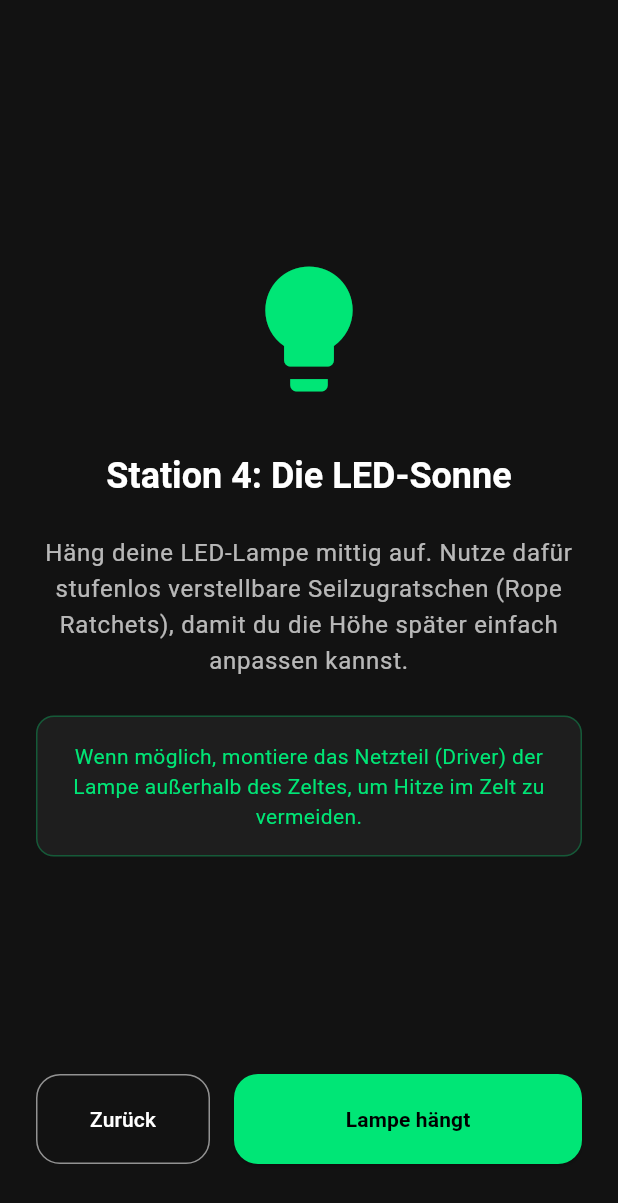
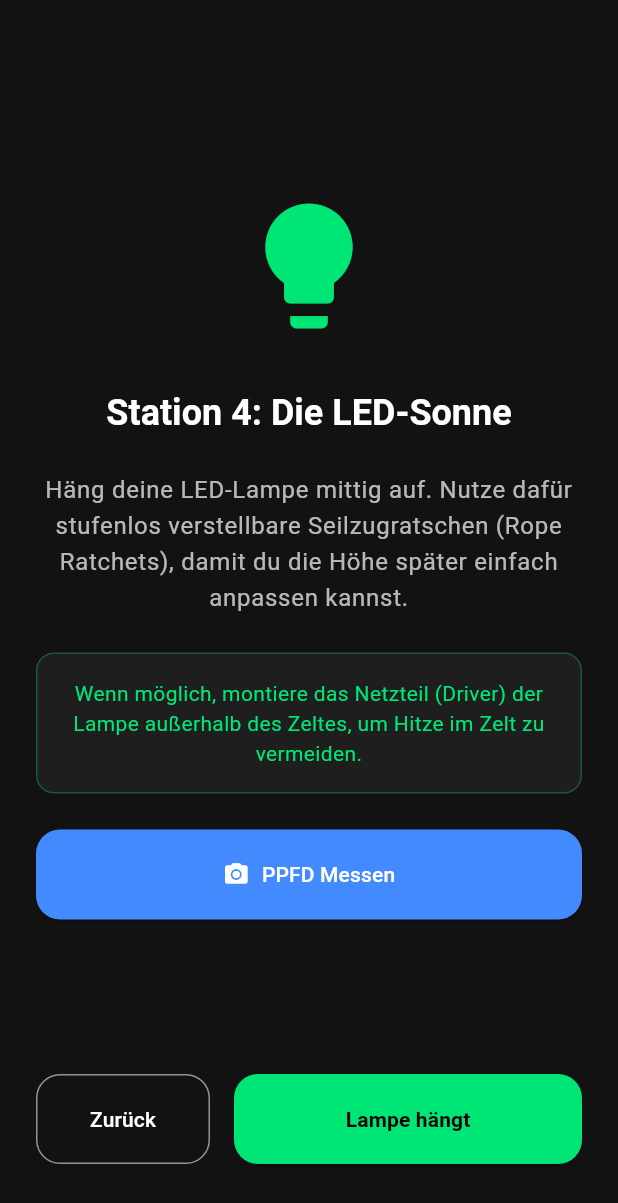
Before and after one commit to mathisHeidrich/Grow_Guide, a Flutter app: the TentSetupScreen screen opened by its route, swiped to page 5, on a phone screen of 412 x 824 dp. Shown: the top 1203 px of the screen. Run offline on Flutter 3.47's test engine with Material 3 defaults, Android fonts, the phone set to English and light mode, and no system bars; our stand-ins replace drift, flutter_riverpod, go_router; accounts and stored records are empty; generated files the repository leaves out were written again.

Commit message:
Fix UI issues: Add cancel to plant form, plant selection for problem diagnosis, make PPFD meter accessible

```diff
--- a/lib/router.dart
+++ b/lib/router.dart
@@ -17,6 +17,7 @@ import 'screens/problem_diagnosis_screen.dart';
 import 'screens/problem_detail_screen.dart';
 import 'screens/ec_adjust_screen.dart';
 import 'screens/ph_adjust_screen.dart';
+import 'screens/problem_select_plant_screen.dart';
 
 final routerProvider = Provider<GoRouter>((ref) {
   final db = ref.watch(databaseProvider).db;
@@ -105,6 +106,10 @@ final routerProvider = Provider<GoRouter>((ref) {
         builder: (context, state) => const WaterChangeScreen(),
       ),
       GoRoute(
+        path: '/select_plant_for_problem',
+        builder: (context, state) => const ProblemSelectPlantScreen(),
+      ),
+      GoRoute(
         path: '/problems',
         builder: (context, state) {
           final plantIdStr = state.uri.queryParameters['plantId'];
--- a/lib/screens/tent_setup_screen.dart
+++ b/lib/screens/tent_setup_screen.dart
@@ -90,6 +90,18 @@ class _TentSetupScreenState extends ConsumerState<TentSetupScreen> {
               nextButtonText: l10n.tentNext4,
               onNext: _nextPage,
               showBack: true,
+              extraWidget: ElevatedButton.icon(
+                style: ElevatedButton.styleFrom(
+                  backgroundColor: Colors.blueAccent,
+                  foregroundColor: Colors.white,
+                  padding: const EdgeInsets.symmetric(vertical: 20),
+                  shape: RoundedRectangleBorder(
+                      borderRadius: BorderRadius.circular(16)),
+                ),
+                icon: const Icon(Icons.camera_alt),
+                label: Text(l10n.checkinMeasurePpfd),
+                onPressed: () => context.push('/ppfd_meter'),
+              ),
             ),
             _buildSlide(
               title: l10n.tentTitle5,
@@ -164,6 +176,7 @@ class _TentSetupScreenState extends ConsumerState<TentSetupScreen> {
     required String nextButtonText,
     required VoidCallback onNext,
     bool showBack = false,
+    Widget? extraWidget,
   }) {
     final l10n = AppLocalizations.of(context)!;
     return Padding(
@@ -207,6 +220,10 @@ class _TentSetupScreenState extends ConsumerState<TentSetupScreen> {
                 textAlign: TextAlign.center,
               ),
             ),
+          ],
+          if (extraWidget != null) ...[
+            const SizedBox(height: 24),
+            extraWidget,
           ],
           const Spacer(),
           Row(
```
Also changed, not shown: lib/screens/add_plant_screen.dart (+9 -0 lines), lib/screens/dashboard_screen.dart (+6 -1 lines), lib/screens/problem_select_plant_screen.dart (added, +72 -0 lines).
